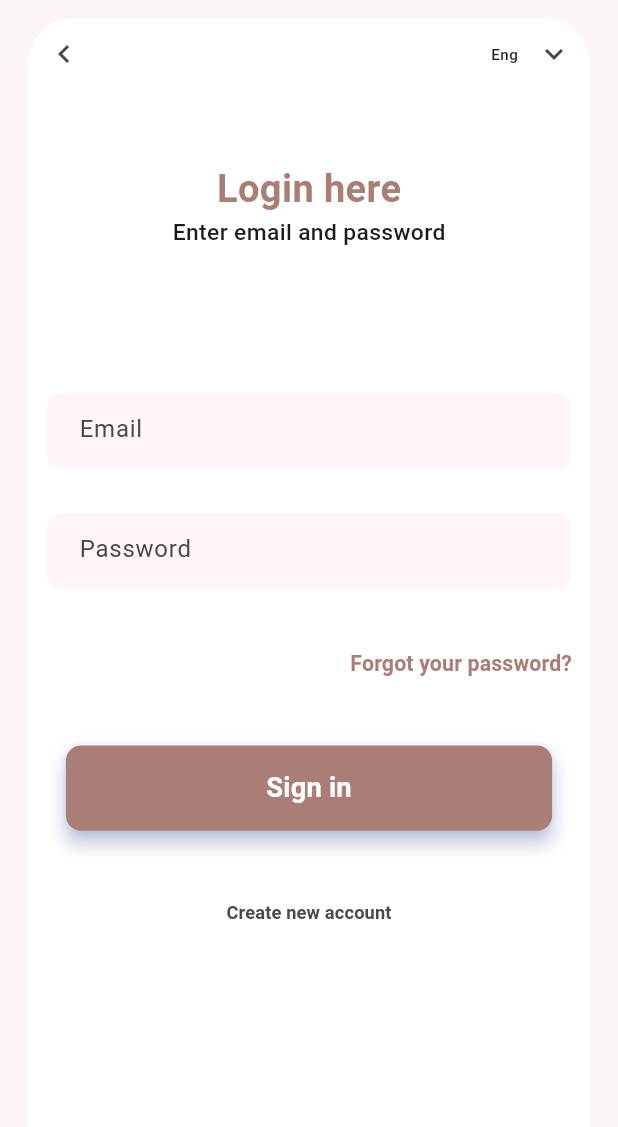
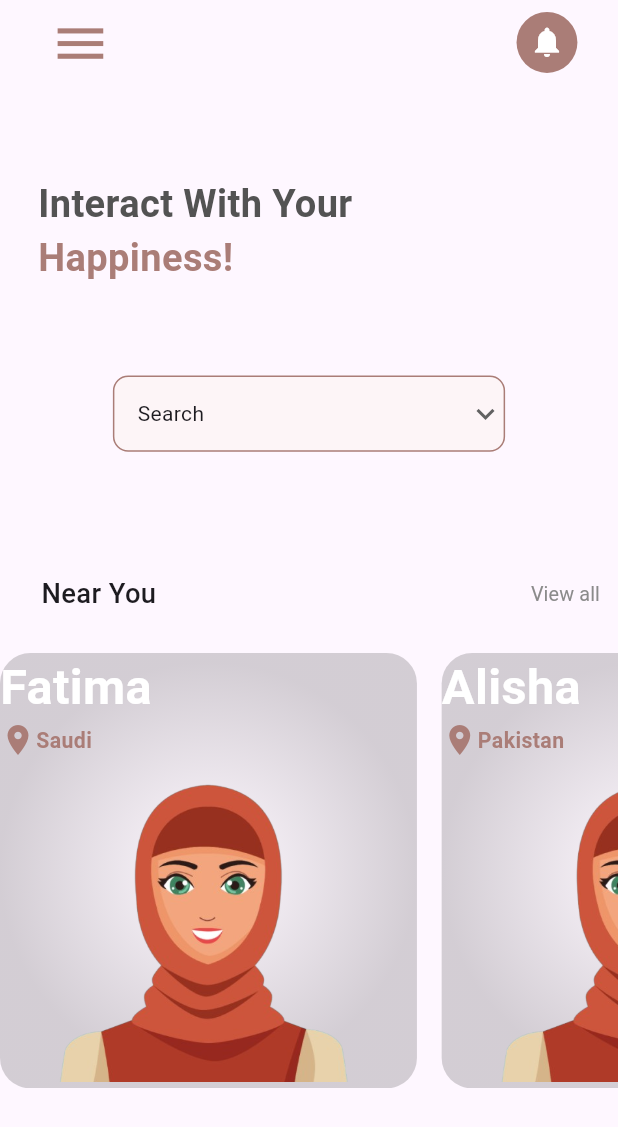
Before and after one commit to Hewialex/new_flutter_project, a Flutter app: the LoginScreen screen opened by its route, after a tap on "Sign in", on a phone screen of 412 x 824 dp. Shown: the top 1127 px of the screen. Run offline on Flutter 3.47's test engine with Material 3 defaults, Android fonts, the light colour scheme and no system bars; our stand-ins replace cloud_firestore, cloud_functions, firebase_auth, firebase_core, firebase_storage, flutter_screenutil and 2 more; accounts and stored records are empty.

Commit message:
Add main screen and forgor password widgets

```diff
--- a/mobile/lib/common/colors.dart
+++ b/mobile/lib/common/colors.dart
@@ -7,5 +7,7 @@ class CustomColors {
   static const shadowBlue = Color(0xFFDBE2FF);
   static const textFieldBackground = Color(0xFFFDF5F7);
   static const textGray = Color(0xFF626262);
+  static const headingGray = Color(0xFF535353);
   static const textBlack = Color(0xFF494949);
+  static const searchBackground = Color(0xFFFDF5F7);
 }
--- a/mobile/lib/common/widgets/custom_top_bar.dart
+++ b/mobile/lib/common/widgets/custom_top_bar.dart
@@ -1,5 +1,6 @@
 import 'package:flutter/material.dart';
 import 'package:flutter_screenutil/flutter_screenutil.dart';
+import 'package:go_router/go_router.dart';
 
 class CustomTopBar extends StatelessWidget {
   const CustomTopBar({
@@ -12,7 +13,9 @@ class CustomTopBar extends StatelessWidget {
       mainAxisAlignment: MainAxisAlignment.spaceBetween,
       children: [
         IconButton(
-          onPressed: () {},
+          onPressed: () {
+            context.pop();
+          },
           icon: const Icon(Icons.chevron_left),
         ),
         Row(
--- /dev/null
+++ b/mobile/lib/features/auth/screens/forgot_password_screen.dart
@@ -0,0 +1,73 @@
+import 'package:flutter/material.dart';
+import 'package:flutter_screenutil/flutter_screenutil.dart';
+import 'package:go_router/go_router.dart';
+import 'package:qismati/common/colors.dart';
+import 'package:qismati/common/widgets/custom_button.dart';
+import 'package:qismati/common/widgets/custom_header.dart';
+import 'package:qismati/common/widgets/custom_text_field.dart';
+import 'package:qismati/common/widgets/custom_top_bar.dart';
+
+class ForgotPasswordScreen extends StatelessWidget {
+  const ForgotPasswordScreen({super.key});
+
+  @override
+  Widget build(BuildContext context) {
+    return Scaffold(
+        backgroundColor: CustomColors.background,
+        body: SafeArea(
+          child: SingleChildScrollView(
+            child: Container(
+              alignment: Alignment.topCenter,
+              margin: EdgeInsets.only(top: 12.h),
+              child: Container(
+                width: 341.w,
+                decoration: BoxDecoration(
+                  color: Colors.white,
+                  borderRadius: BorderRadius.all(
+                    Radius.circular(30.r),
+                  ),
+                ),
+                child: Column(
+                  children: [
+                    const CustomTopBar(),
+                    SizedBox(height: 47.h),
+                    const CustomHeader(text: "Forgot your password"),
+                    SizedBox(height: 93.h),
+                    Text(
+                      "Enter your Email",
+                      style: TextStyle(
+                        fontWeight: FontWeight.w500,
+                        fontSize: 15.sp,
+                      ),
+                    ),
+                    SizedBox(height: 19.h),
+                    const CustomTextField(text: 'Email'),
+                    SizedBox(height: 51.h),
+                    CustomButton(
+                      onPressed: () {},
+                      text: 'Send',
+                      fontWeight: FontWeight.w600,
+                      shadowColor: CustomColors.shadowBlue,
+                    ),
+                    SizedBox(height: 130.h),
+                    TextButton(
+                      onPressed: () {
+                        context.go('/login');
+                      },
+                      child: Text(
+                        "Back to sign in",
+                        style: TextStyle(
+                          fontSize: 12.sp,
+                          fontWeight: FontWeight.w600,
+                          color: CustomColors.textBlack,
+                        ),
+                      ),
+                    )
+                  ],
+                ),
+              ),
+            ),
+          ),
+        ));
+  }
+}
--- a/mobile/lib/features/auth/screens/login_screen.dart
+++ b/mobile/lib/features/auth/screens/login_screen.dart
@@ -1,5 +1,6 @@
 import 'package:flutter/material.dart';
 import 'package:flutter_screenutil/flutter_screenutil.dart';
+import 'package:go_router/go_router.dart';
 import 'package:qismati/common/colors.dart';
 import 'package:qismati/common/widgets/custom_button.dart';
 import 'package:qismati/common/widgets/custom_header.dart';
@@ -14,6 +15,7 @@ class LoginScreen extends StatelessWidget {
     return Scaffold(
       backgroundColor: CustomColors.background,
       body: SafeArea(
+        child: SingleChildScrollView(
           child: Container(
             alignment: Alignment.topCenter,
             margin: EdgeInsets.only(top: 12.h),
@@ -45,7 +47,9 @@ class LoginScreen extends StatelessWidget {
                   Container(
                     alignment: Alignment.centerRight,
                     child: TextButton(
-                    onPressed: () {},
+                      onPressed: () {
+                        context.push('/forgotPassword');
+                      },
                       child: Text(
                         "Forgot your password?",
                         style: TextStyle(
@@ -58,7 +62,9 @@ class LoginScreen extends StatelessWidget {
                   ),
                   SizedBox(height: 30.h),
                   CustomButton(
-                  onPressed: () {},
+                    onPressed: () {
+                      context.go('/home');
+                    },
                     text: 'Sign in',
                     shadowColor: CustomColors.shadowBlue,
                     elevation: 5,
@@ -81,6 +87,7 @@ class LoginScreen extends StatelessWidget {
             ),
           ),
         ),
+      ),
     );
   }
 }
--- /dev/null
+++ b/mobile/lib/features/home/screens/home_screen.dart
@@ -0,0 +1,118 @@
+import 'package:flutter/material.dart';
+import 'package:flutter_screenutil/flutter_screenutil.dart';
+import 'package:qismati/common/colors.dart';
+import 'package:qismati/features/home/widgets/dating_card.dart';
+import 'package:qismati/features/home/widgets/home_heading.dart';
+import 'package:qismati/features/home/widgets/home_top_bar.dart';
+import 'package:qismati/features/home/widgets/search_dropdown.dart';
+
+class People {
+  final String name;
+  final String image;
+  final String locationName;
+  final bool isPremium;
+
+  People({
+    required this.name,
+    required this.image,
+    required this.locationName,
+    required this.isPremium,
+  });
+}
+
+class HomeScreen extends StatelessWidget {
+  HomeScreen({super.key});
+
+  final List<People> people = [
+    People(
+      name: "Fatima",
+      image: "assets/images/female_avatar.png",
+      locationName: "Saudi",
+      isPremium: false,
+    ),
+    People(
+      name: "Alisha",
+      image: "assets/images/female_avatar.png",
+      locationName: "Pakistan",
+      isPremium: true,
+    ),
+    People(
+      name: "Luluwa",
+      image: "assets/images/female_avatar.png",
+      locationName: "Dubai",
+      isPremium: true,
+    ),
+    People(
+      name: "Ekram",
+      image: "assets/images/female_avatar.png",
+      locationName: "Dubai",
+      isPremium: false,
+    ),
+  ];
+  @override
+  Widget build(BuildContext context) {
+    return Scaffold(
+      body: SafeArea(
+        child: Column(
+          children: [
+            const HomeTopBar(),
+            SizedBox(height: 60.h),
+            const HomeHeading(text: 'Interact With Your'),
+            const HomeHeading(
+              text: 'Happiness!',
+              color: CustomColors.primary,
+            ),
+            SizedBox(height: 60.h),
+            const SearchDropdown(),
+            SizedBox(height: 70.h),
+            Row(
+              mainAxisAlignment: MainAxisAlignment.spaceBetween,
+              children: [
+                Container(
+                  padding: EdgeInsets.only(left: 25.w),
+                  child: Text(
+                    'Near You',
+                    style: TextStyle(
+                      fontSize: 18.sp,
+                      fontWeight: FontWeight.w500,
+                    ),
+                  ),
+                ),
+                TextButton(
+                    onPressed: () {},
+                    child: Text(
+                      'View all',
+                      style: TextStyle(
+                        fontWeight: FontWeight.w400,
+                        color: const Color(0xFF8B8B8B),
+                        fontSize: 13.sp,
+                      ),
+                    ))
+              ],
+            ),
+            SizedBox(height: 15.h),
+            SizedBox(
+              height: 286.h,
+              child: ListView(
+                  shrinkWrap: true,
+                  scrollDirection: Axis.horizontal,
+                  children: people.map((e) {
+                    return Row(
+                      children: [
+                        DatingCard(
+                          name: e.name,
+                          image: e.image,
+                          isPremium: e.isPremium,
+                          locationName: e.locationName,
+                        ),
+                        SizedBox(width: 15.w),
+                      ],
+                    );
+                  }).toList()),
+            ),
+          ],
+        ),
+      ),
+    );
+  }
+}
--- /dev/null
+++ b/mobile/lib/features/home/widgets/dating_card.dart
@@ -0,0 +1,104 @@
+import 'package:flutter/material.dart';
+import 'package:flutter_screenutil/flutter_screenutil.dart';
+import 'package:qismati/common/colors.dart';
+
+class DatingCard extends StatelessWidget {
+  const DatingCard({
+    super.key,
+    required this.name,
+    required this.image,
+    required this.isPremium,
+    required this.locationName,
+  });
+
+  final String name;
+  final String image;
+  final bool isPremium;
+  final String locationName;
+
+  Widget premiumContainer() {
+    return isPremium
+        ? Container(
+            width: 89.w,
+            margin: EdgeInsets.only(bottom: 20.h),
+            decoration: BoxDecoration(
+              borderRadius: BorderRadius.only(
+                topRight: Radius.circular(20.r),
+              ),
+              color: CustomColors.primary,
+            ),
+            child: Row(
+              children: [
+                const Icon(
+                  Icons.workspace_premium,
+                  color: Colors.white,
+                ),
+                Text(
+                  'Premium',
+                  style: TextStyle(
+                    color: Colors.white,
+                    fontSize: 12.sp,
+                    fontWeight: FontWeight.w300,
+                  ),
+                )
+              ],
+            ),
+          )
+        : Container();
+  }
+
+  @override
+  Widget build(BuildContext context) {
+    return Container(
+      alignment: Alignment.center,
+      width: 253.w,
+      height: 287.h,
+      decoration: BoxDecoration(
+        borderRadius: BorderRadius.all(Radius.circular(20.r)),
+        gradient: const RadialGradient(
+          colors: [Color(0x2BFFFFFF), Color(0x2B000000)],
+          radius: 0.5,
+        ),
+      ),
+      child: Column(
+        children: [
+          Row(
+            mainAxisAlignment: MainAxisAlignment.spaceBetween,
+            children: [
+              Text(
+                name,
+                style: TextStyle(
+                  fontWeight: FontWeight.w700,
+                  fontSize: 32.sp,
+                  color: Colors.white,
+                ),
+              ),
+              premiumContainer(),
+            ],
+          ),
+          Row(
+            children: [
+              const Icon(
+                Icons.location_on,
+                color: CustomColors.primary,
+              ),
+              Text(
+                locationName,
+                style: TextStyle(
+                  color: CustomColors.primary,
+                  fontSize: 14.sp,
+                  fontWeight: FontWeight.w700,
+                ),
+              ),
+            ],
+          ),
+          Image.asset(
+            image,
+            width: 215.w,
+            height: 213.h,
+          )
+        ],
+      ),
+    );
+  }
+}
--- /dev/null
+++ b/mobile/lib/features/home/widgets/home_heading.dart
@@ -0,0 +1,30 @@
+import 'package:flutter/material.dart';
+import 'package:flutter_screenutil/flutter_screenutil.dart';
+import 'package:qismati/common/colors.dart';
+
+class HomeHeading extends StatelessWidget {
+  const HomeHeading({
+    super.key,
+    required this.text,
+    this.color = CustomColors.headingGray,
+  });
+
+  final String text;
+  final Color color;
+  @override
+  Widget build(BuildContext context) {
+    return Container(
+      alignment: Alignment.centerLeft,
+      margin: EdgeInsets.only(left: 25.h),
+      child: Text(
+        text,
+        textAlign: TextAlign.left,
+        style: TextStyle(
+          fontSize: 25.sp,
+          color: color,
+          fontWeight: FontWeight.w700,
+        ),
+      ),
+    );
+  }
+}
--- /dev/null
+++ b/mobile/lib/features/home/widgets/home_top_bar.dart
@@ -0,0 +1,47 @@
+import 'package:flutter/material.dart';
+import 'package:flutter_screenutil/flutter_screenutil.dart';
+import 'package:qismati/common/colors.dart';
+
+class HomeTopBar extends StatelessWidget {
+  const HomeTopBar({
+    super.key,
+  });
+
+  @override
+  Widget build(BuildContext context) {
+    return Row(
+      mainAxisAlignment: MainAxisAlignment.spaceBetween,
+      children: [
+        Container(
+          margin: EdgeInsets.only(left: 25.h),
+          padding: const EdgeInsets.all(0),
+          child: IconButton(
+            onPressed: () {},
+            icon: Icon(
+              Icons.menu,
+              color: CustomColors.primary,
+              size: 40.sp,
+            ),
+          ),
+        ),
+        Container(
+          alignment: Alignment.center,
+          margin: EdgeInsets.only(right: 25.h),
+          width: 40.w,
+          height: 40.h,
+          decoration: const BoxDecoration(
+            color: CustomColors.primary,
+            shape: BoxShape.circle,
+          ),
+          child: IconButton(
+            onPressed: () {},
+            icon: const Icon(
+              Icons.notifications,
+              color: Colors.white,
+            ),
+          ),
+        )
+      ],
+    );
+  }
+}
--- /dev/null
+++ b/mobile/lib/features/home/widgets/search_dropdown.dart
@@ -0,0 +1,66 @@
+import 'package:flutter/material.dart';
+import 'package:flutter_screenutil/flutter_screenutil.dart';
+import 'package:qismati/common/colors.dart';
+
+class SearchDropdown extends StatefulWidget {
+  const SearchDropdown({super.key});
+
+  @override
+  createState() => _SearchDropdownState();
+}
+
+class _SearchDropdownState extends State<SearchDropdown> {
+  String? selectedValue;
+  List<String> dropdownItems = [
+    'Members',
+    'New members',
+    'Online members',
+    'Premium members',
+    'Auto searcher'
+  ];
+
+  @override
+  Widget build(BuildContext context) {
+    return Container(
+      width: 238.w, // Adjusts the width of the dropdown button itself
+      height: 50.h,
+      padding: EdgeInsets.only(left: 14.w),
+      decoration: BoxDecoration(
+        color: CustomColors.searchBackground,
+        borderRadius: BorderRadius.circular(10.r),
+        border: Border.all(
+          color: CustomColors.primary,
+          width: 1,
+        ),
+      ),
+      child: Row(
+        mainAxisAlignment: MainAxisAlignment.spaceBetween,
+        children: [
+          const Text('Search'),
+          DropdownButtonHideUnderline(
+            child: DropdownButton<String>(
+              value: selectedValue,
+              icon: const Icon(Icons.keyboard_arrow_down),
+              onChanged: (String? newValue) {
+                setState(() {
+                  selectedValue = newValue;
+                });
+              },
+              items:
+                  dropdownItems.map<DropdownMenuItem<String>>((String value) {
+                return DropdownMenuItem<String>(
+                  value: value,
+                  child: Text(value),
+                );
+              }).toList(),
+              dropdownColor: Colors.white,
+              isExpanded: false, // Makes the dropdown button non-expanded
+              itemHeight: 60, // Adjusts the height of each dropdown item
+              alignment: Alignment.center, // Centers the text inside each item
+            ),
+          ),
+        ],
+      ),
+    );
+  }
+}
--- a/mobile/lib/features/onboarding/screens/register_screen.dart
+++ b/mobile/lib/features/onboarding/screens/register_screen.dart
@@ -1,5 +1,6 @@
 import 'package:flutter/material.dart';
 import 'package:flutter_screenutil/flutter_screenutil.dart';
+import 'package:go_router/go_router.dart';
 import 'package:qismati/common/colors.dart';
 import 'package:qismati/common/widgets/custom_button.dart';
 
@@ -164,7 +165,10 @@ class _RegisterScreenState extends State<RegisterScreen> {
                 ),
                 (isSelected && (isFemaleSelected || isMaleSelected))
                     ? TextButton(
-                        onPressed: () {}, child: const Text('Continue'))
+                        onPressed: () {
+                          context.push('/login');
+                        },
+                        child: const Text('Continue'))
                     : Container()
               ],
             ),
--- a/mobile/lib/qismati_app.dart
+++ b/mobile/lib/qismati_app.dart
@@ -12,6 +12,7 @@ class QismatiApp extends StatelessWidget {
       minTextAdapt: true,
       child: MaterialApp.router(
         title: 'Qismati',
+        debugShowCheckedModeBanner: false,
         theme: ThemeData(
           colorScheme: ColorScheme.fromSeed(seedColor: Colors.deepPurple),
           useMaterial3: true,
--- a/mobile/lib/routing.dart
+++ b/mobile/lib/routing.dart
@@ -1,11 +1,13 @@
 import 'package:go_router/go_router.dart';
+import 'package:qismati/features/auth/screens/forgot_password_screen.dart';
 import 'package:qismati/features/auth/screens/login_screen.dart';
+import 'package:qismati/features/home/screens/home_screen.dart';
 import 'package:qismati/features/onboarding/screens/onboarding_screen.dart';
 import 'package:qismati/features/onboarding/screens/register_screen.dart';
 import 'package:qismati/features/onboarding/screens/splash_screen.dart';
 
 final GoRouter goRouter = GoRouter(routes: [
-  // GoRoute(path: '/', builder: (context, state) => const SplashScreen()),
+  GoRoute(path: '/', builder: (context, state) => const SplashScreen()),
   GoRoute(
     path: '/onboarding',
     builder: (context, state) => const OnboardingScreen(),
@@ -14,5 +16,10 @@ final GoRouter goRouter = GoRouter(routes: [
     path: '/register',
     builder: (context, state) => const RegisterScreen(),
   ),
-  GoRoute(path: '/', builder: (context, state) => const LoginScreen())
+  GoRoute(path: '/login', builder: (context, state) => const LoginScreen()),
+  GoRoute(
+    path: '/forgotPassword',
+    builder: (context, state) => const ForgotPasswordScreen(),
+  ),
+  GoRoute(path: '/home', builder: (context, state) => HomeScreen())
 ]);
```
Also changed, not shown: mobile/assets/images/female_avatar.png (added), mobile/assets/images/male_avatar.png (added), 1 other file. Lines whose indentation alone changed are shown as unchanged.
